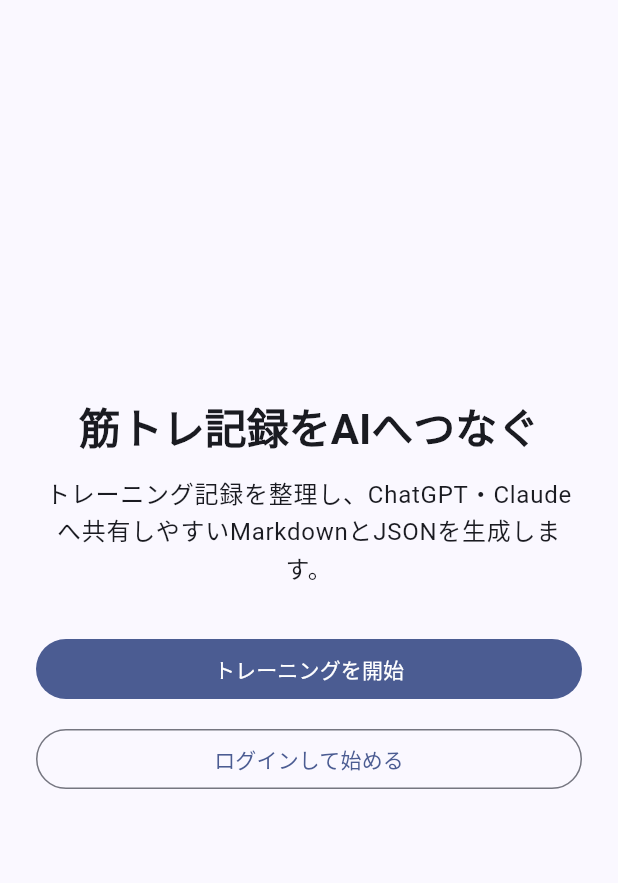
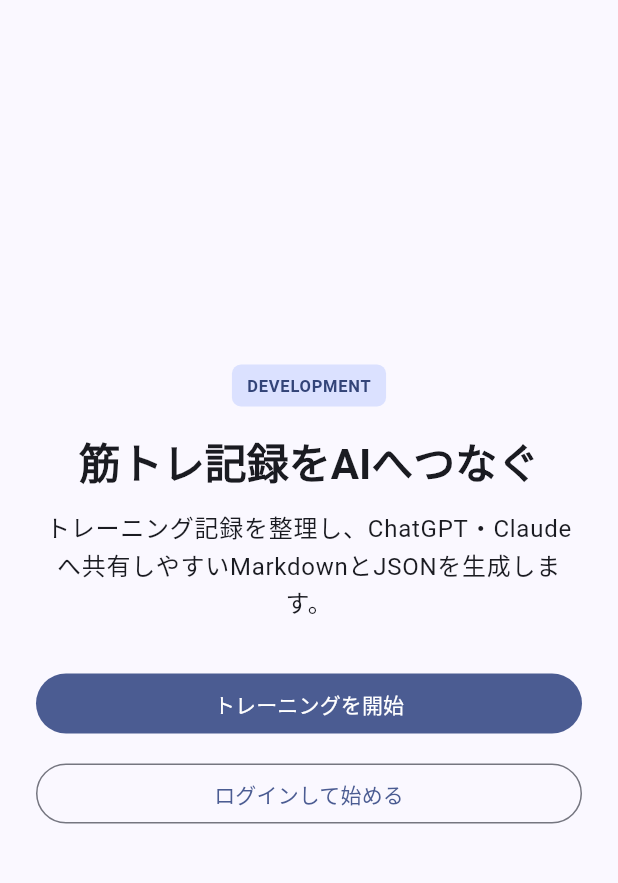
Before and after one commit to nto300002/volume_fit, a Flutter app: the screen it shows after launch, on a phone screen of 412 x 824 dp, the part 63-946 px from its top. Run offline on Flutter 3.47's test engine with Material 3 defaults, Android fonts, the phone set to English and light mode, and no system bars.

Commit message:
Separate app environments (#57)

```diff
--- a/lib/main.dart
+++ b/lib/main.dart
@@ -1,9 +1,10 @@
 import 'package:flutter/material.dart';
 
+import 'src/app/app_environment.dart';
 import 'src/app/volume_fit_app.dart';
 
 void main() {
-  runApp(const VolumeFitApp());
+  runApp(VolumeFitApp(environment: AppEnvironmentConfig.current()));
 }
 
 typedef MyApp = VolumeFitApp;
--- /dev/null
+++ b/lib/src/app/app_environment.dart
@@ -0,0 +1,44 @@
+enum AppEnvironment { development, staging, production }
+
+class AppEnvironmentConfig {
+  const AppEnvironmentConfig({
+    required this.environment,
+    required this.firebaseProjectId,
+  });
+
+  factory AppEnvironmentConfig.current() {
+    const appEnv = String.fromEnvironment('APP_ENV');
+    return AppEnvironmentConfig.parse(appEnv);
+  }
+
+  factory AppEnvironmentConfig.parse(String value) {
+    final normalized = value.trim().toLowerCase();
+
+    return switch (normalized) {
+      '' || 'development' || 'dev' => const AppEnvironmentConfig(
+        environment: AppEnvironment.development,
+        firebaseProjectId: 'training-ai-dev',
+      ),
+      'staging' || 'stg' => const AppEnvironmentConfig(
+        environment: AppEnvironment.staging,
+        firebaseProjectId: 'training-ai-stg',
+      ),
+      'production' || 'prod' => const AppEnvironmentConfig(
+        environment: AppEnvironment.production,
+        firebaseProjectId: 'training-ai-prod',
+      ),
+      _ => throw ArgumentError.value(value, 'value', 'Unsupported APP_ENV'),
+    };
+  }
+
+  final AppEnvironment environment;
+  final String firebaseProjectId;
+
+  bool get showsEnvironmentLabel => environment != AppEnvironment.production;
+
+  String get label => switch (environment) {
+    AppEnvironment.development => 'DEVELOPMENT',
+    AppEnvironment.staging => 'STAGING',
+    AppEnvironment.production => 'PRODUCTION',
+  };
+}
--- a/lib/src/app/volume_fit_app.dart
+++ b/lib/src/app/volume_fit_app.dart
@@ -1,9 +1,12 @@
 import 'package:flutter/material.dart';
 
+import 'app_environment.dart';
 import '../features/home/presentation/home_screen.dart';
 
 class VolumeFitApp extends StatelessWidget {
-  const VolumeFitApp({super.key});
+  const VolumeFitApp({super.key, required this.environment});
+
+  final AppEnvironmentConfig environment;
 
   @override
   Widget build(BuildContext context) {
@@ -13,7 +16,7 @@ class VolumeFitApp extends StatelessWidget {
         colorScheme: ColorScheme.fromSeed(seedColor: const Color(0xFF0F62FE)),
         useMaterial3: true,
       ),
-      home: const HomeScreen(),
+      home: HomeScreen(environment: environment),
     );
   }
 }
--- a/lib/src/features/home/presentation/home_screen.dart
+++ b/lib/src/features/home/presentation/home_screen.dart
@@ -1,17 +1,18 @@
 import 'package:flutter/material.dart';
 
+import '../../../app/app_environment.dart';
+
 class HomeScreen extends StatelessWidget {
-  const HomeScreen({super.key});
+  const HomeScreen({super.key, required this.environment});
+
+  final AppEnvironmentConfig environment;
 
   @override
   Widget build(BuildContext context) {
     final colorScheme = Theme.of(context).colorScheme;
 
     return Scaffold(
-      appBar: AppBar(
-        title: const Text('Volume Fit'),
-        centerTitle: false,
-      ),
+      appBar: AppBar(title: const Text('Volume Fit'), centerTitle: false),
       body: Center(
         child: ConstrainedBox(
           constraints: const BoxConstraints(maxWidth: 560),
@@ -21,11 +22,37 @@ class HomeScreen extends StatelessWidget {
               mainAxisAlignment: MainAxisAlignment.center,
               crossAxisAlignment: CrossAxisAlignment.stretch,
               children: [
+                if (environment.showsEnvironmentLabel) ...[
+                  Align(
+                    alignment: Alignment.center,
+                    child: DecoratedBox(
+                      decoration: BoxDecoration(
+                        color: colorScheme.primaryContainer,
+                        borderRadius: BorderRadius.circular(6),
+                      ),
+                      child: Padding(
+                        padding: const EdgeInsets.symmetric(
+                          horizontal: 10,
+                          vertical: 6,
+                        ),
+                        child: Text(
+                          environment.label,
+                          style: Theme.of(context).textTheme.labelSmall
+                              ?.copyWith(
+                                color: colorScheme.onPrimaryContainer,
+                                fontWeight: FontWeight.w700,
+                              ),
+                        ),
+                      ),
+                    ),
+                  ),
+                  const SizedBox(height: 18),
+                ],
                 Text(
                   '筋トレ記録をAIへつなぐ',
                   style: Theme.of(context).textTheme.headlineMedium?.copyWith(
-                        fontWeight: FontWeight.w700,
-                      ),
+                    fontWeight: FontWeight.w700,
+                  ),
                   textAlign: TextAlign.center,
                 ),
                 const SizedBox(height: 12),
@@ -35,10 +62,7 @@ class HomeScreen extends StatelessWidget {
                   textAlign: TextAlign.center,
                 ),
                 const SizedBox(height: 32),
-                FilledButton(
-                  onPressed: () {},
-                  child: const Text('トレーニングを開始'),
-                ),
+                FilledButton(onPressed: () {}, child: const Text('トレーニングを開始')),
                 const SizedBox(height: 12),
                 OutlinedButton(
                   onPressed: () {},
```
Also changed, not shown: 2 other files.
